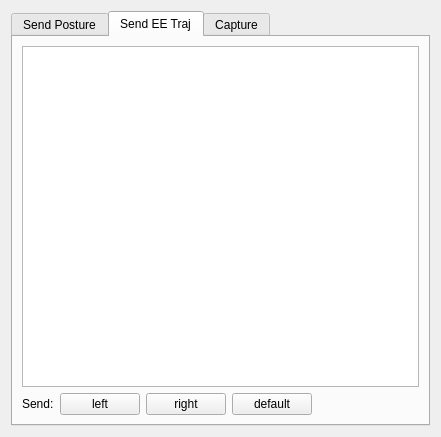
RobotLocomotion/director, file src/app/ddRobotPoseGui.ui: the form before one commit.
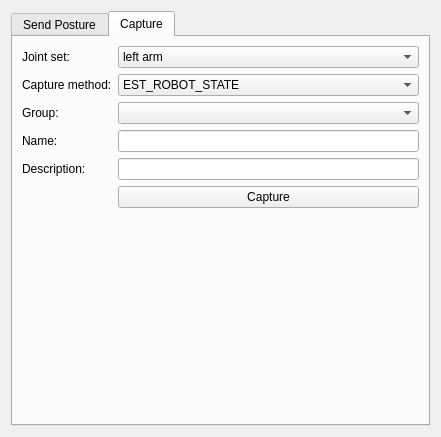
The form after the commit.

Diff of the .ui file:
```diff
--- a/src/app/ddRobotPoseGui.ui
+++ b/src/app/ddRobotPoseGui.ui
@@ -115,61 +115,6 @@
        </item>
       </layout>
      </widget>
-     <widget class="QWidget" name="sendEETrajTab">
-      <attribute name="title">
-       <string>Send EE Traj</string>
-      </attribute>
-      <layout class="QVBoxLayout" name="verticalLayout_3">
-       <item>
-        <widget class="QListWidget" name="trajListWidget"/>
-       </item>
-       <item>
-        <layout class="QHBoxLayout" name="horizontalLayout_3">
-         <item>
-          <widget class="QLabel" name="label_9">
-           <property name="text">
-            <string>Send:</string>
-           </property>
-          </widget>
-         </item>
-         <item>
-          <widget class="QPushButton" name="sendTrajLeftButton">
-           <property name="text">
-            <string>left</string>
-           </property>
-          </widget>
-         </item>
-         <item>
-          <widget class="QPushButton" name="sendTrajRightButton">
-           <property name="text">
-            <string>right</string>
-           </property>
-          </widget>
-         </item>
-         <item>
-          <widget class="QPushButton" name="sendTrajDefaultButton">
-           <property name="text">
-            <string>default</string>
-           </property>
-          </widget>
-         </item>
-         <item>
-          <spacer name="horizontalSpacer_2">
-           <property name="orientation">
-            <enum>Qt::Horizontal</enum>
-           </property>
-           <property name="sizeHint" stdset="0">
-            <size>
-             <width>40</width>
-             <height>20</height>
-            </size>
-           </property>
-          </spacer>
-         </item>
-        </layout>
-       </item>
-      </layout>
-     </widget>
      <widget class="QWidget" name="captureTab">
       <attribute name="title">
        <string>Capture</string>
```
Left out of the diff: 2 changed lines with no effect on the pictures.
